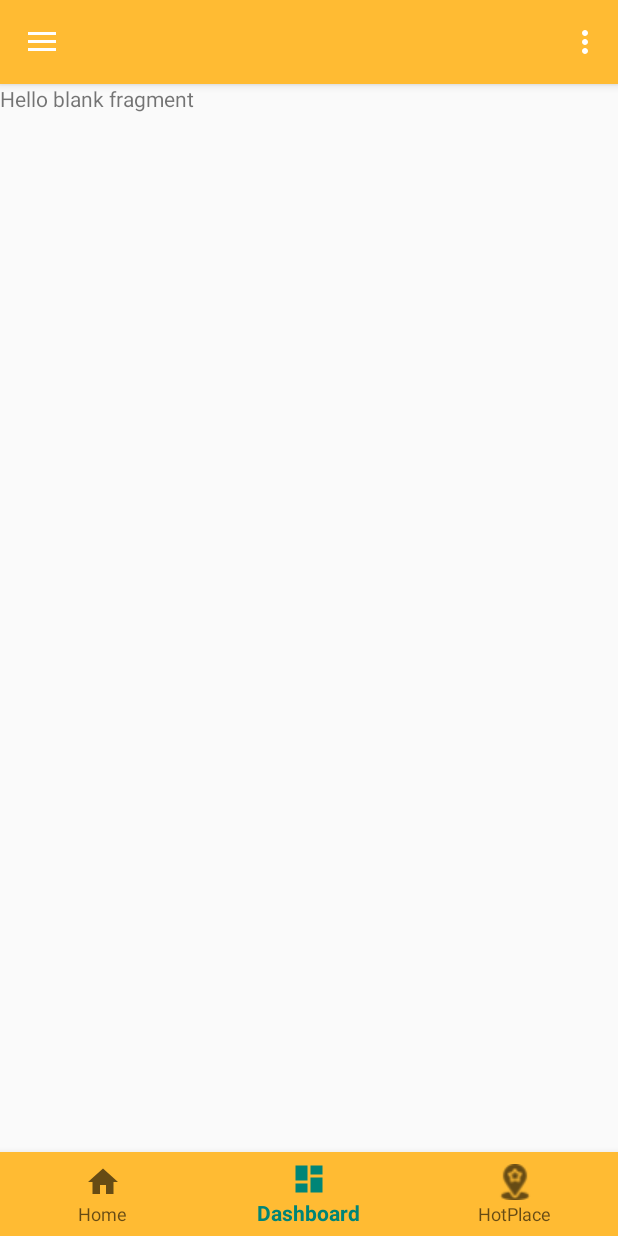
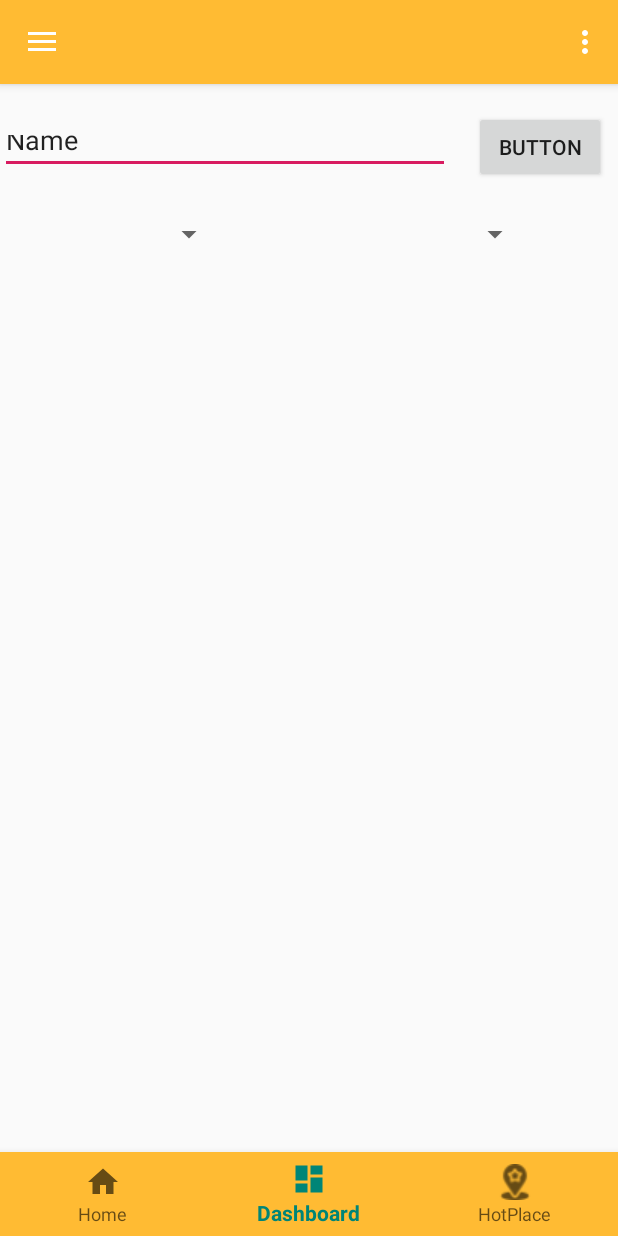
Before and after one commit to poohhh/HashTravel, an Android app: the screen it shows after launch (MainActivity), item 2 of the bottom bar chosen, on a phone screen of 412 x 824 dp. Run offline under Robolectric (Android 15) with nearby library versions, the phone set to English and light mode, and no system bars.

Commit message:
중간수정 합치기

```diff
--- a/app/src/main/java/edu/android/hashtravel/MainActivity.java
+++ b/app/src/main/java/edu/android/hashtravel/MainActivity.java
@@ -134,17 +134,17 @@ public class MainActivity extends AppCompatActivity
         // Handle navigation view item clicks here.
         int id = item.getItemId();
 
-        if (id == R.id.nav_home) {
+        if (id == R.id.nav_logIn) {
             // Handle the camera action
-        } else if (id == R.id.nav_gallery) {
+        } else if (id == R.id.nav_myRead) {
 
-        } else if (id == R.id.nav_slideshow) {
+        } else if (id == R.id.nav_favoriteCountry) {
 
-        } else if (id == R.id.nav_tools) {
+        } else if (id == R.id.nav_write) {
 
-        } else if (id == R.id.nav_share) {
+        } else if (id == R.id.nav_myInfo) {
 
-        } else if (id == R.id.nav_send) {
+        } else if (id == R.id.nav_notice) {
 
         }
 
--- a/app/src/main/res/layout/fragment_dashboard.xml
+++ b/app/src/main/res/layout/fragment_dashboard.xml
@@ -1,14 +1,78 @@
 <?xml version="1.0" encoding="utf-8"?>
 <FrameLayout xmlns:android="http://schemas.android.com/apk/res/android"
+    xmlns:app="http://schemas.android.com/apk/res-auto"
     xmlns:tools="http://schemas.android.com/tools"
     android:layout_width="match_parent"
     android:layout_height="match_parent"
     tools:context=".DashboardFragment">
 
-    <!-- TODO: Update blank fragment layout -->
-    <TextView
+    <android.support.constraint.ConstraintLayout
         android:layout_width="match_parent"
-        android:layout_height="match_parent"
-        android:text="@string/hello_blank_fragment" />
+        android:layout_height="match_parent">
 
+        <Spinner
+            android:id="@+id/spinner3"
+            android:layout_width="150dp"
+            android:layout_height="wrap_content"
+            android:layout_marginTop="88dp"
+            app:layout_constraintStart_toStartOf="parent"
+            app:layout_constraintTop_toTopOf="parent" />
+
+        <Spinner
+            android:id="@+id/spinner4"
+            android:layout_width="150dp"
+            android:layout_height="wrap_content"
+            android:layout_marginStart="8dp"
+            android:layout_marginEnd="8dp"
+            app:layout_constraintBottom_toBottomOf="@+id/spinner3"
+            app:layout_constraintEnd_toEndOf="parent"
+            app:layout_constraintHorizontal_bias="0.481"
+            app:layout_constraintStart_toEndOf="@+id/spinner3"
+            app:layout_constraintTop_toTopOf="@+id/spinner3" />
+
+        <EditText
+            android:id="@+id/editText3"
+            android:layout_width="300dp"
+            android:layout_height="36dp"
+            android:layout_marginTop="24dp"
+            android:ems="10"
+            android:inputType="textPersonName"
+            android:text="Name"
+            app:layout_constraintEnd_toEndOf="parent"
+            app:layout_constraintHorizontal_bias="0.0"
+            app:layout_constraintStart_toStartOf="parent"
+            app:layout_constraintTop_toTopOf="parent" />
+
+        <Button
+            android:id="@+id/button4"
+            android:layout_width="wrap_content"
+            android:layout_height="wrap_content"
+            android:layout_marginEnd="8dp"
+            android:text="Button"
+            app:layout_constraintBottom_toBottomOf="@+id/editText3"
+            app:layout_constraintEnd_toEndOf="parent"
+            app:layout_constraintTop_toTopOf="@+id/editText3" />
+
+        <android.support.constraint.Guideline
+            android:id="@+id/guideline7"
+            android:layout_width="wrap_content"
+            android:layout_height="wrap_content"
+            android:orientation="horizontal"
+            app:layout_constraintGuide_percent="0.2" />
+
+        <android.support.v7.widget.RecyclerView
+            android:id="@+id/recyclerView"
+            android:layout_width="395dp"
+            android:layout_height="514dp"
+            android:layout_marginStart="8dp"
+            android:layout_marginTop="8dp"
+            android:layout_marginEnd="8dp"
+            app:layout_constraintBottom_toBottomOf="parent"
+            app:layout_constraintEnd_toEndOf="parent"
+            app:layout_constraintHorizontal_bias="0.0"
+            app:layout_constraintStart_toStartOf="parent"
+            app:layout_constraintTop_toTopOf="@+id/guideline7"
+            app:layout_constraintVertical_bias="0.0" />
+
+    </android.support.constraint.ConstraintLayout>
 </FrameLayout>
--- a/app/src/main/res/layout/nav_header_main.xml
+++ b/app/src/main/res/layout/nav_header_main.xml
@@ -24,13 +24,8 @@
         android:layout_width="match_parent"
         android:layout_height="wrap_content"
         android:paddingTop="@dimen/nav_header_vertical_spacing"
-        android:text="@string/nav_header_title"
+        android:textSize="30dp"
+        android:text="#HashTravel"
         android:textAppearance="@style/TextAppearance.AppCompat.Body1" />
 
-    <TextView
-        android:id="@+id/textView"
-        android:layout_width="wrap_content"
-        android:layout_height="wrap_content"
-        android:text="@string/nav_header_subtitle" />
-
 </LinearLayout>
--- a/app/src/main/res/menu/activity_main_drawer.xml
+++ b/app/src/main/res/menu/activity_main_drawer.xml
@@ -5,34 +5,29 @@
 
     <group android:checkableBehavior="single">
         <item
-            android:id="@+id/nav_home"
-            android:icon="@drawable/ic_menu_camera"
-            android:title="@string/menu_home" />
+            android:id="@+id/nav_logIn"
+            android:icon="@drawable/log_in"
+            android:title="로그인" />
         <item
-            android:id="@+id/nav_gallery"
-            android:icon="@drawable/ic_menu_gallery"
-            android:title="@string/menu_gallery" />
+            android:id="@+id/nav_myRead"
+            android:icon="@drawable/my_read"
+            android:title="내 글 보기" />
         <item
-            android:id="@+id/nav_slideshow"
-            android:icon="@drawable/ic_menu_slideshow"
-            android:title="@string/menu_slideshow" />
+            android:id="@+id/nav_favoriteCountry"
+            android:icon="@drawable/favorite"
+            android:title="관심 국가" />
         <item
-            android:id="@+id/nav_tools"
-            android:icon="@drawable/ic_menu_manage"
-            android:title="@string/menu_tools" />
+            android:id="@+id/nav_write"
+            android:icon="@drawable/write"
+            android:title="글 쓰기" />
+        <item
+            android:id="@+id/nav_myInfo"
+            android:icon="@drawable/my_info"
+            android:title="내 정보" />
+        <item
+            android:id="@+id/nav_notice"
+            android:icon="@drawable/notice"
+            android:title="공지사항" />
     </group>
 
-    <item android:title="Communicate">
-        <menu>
-            <item
-                android:id="@+id/nav_share"
-                android:icon="@drawable/ic_menu_share"
-                android:title="@string/menu_share" />
-            <item
-                android:id="@+id/nav_send"
-                android:icon="@drawable/ic_menu_send"
-                android:title="@string/menu_send" />
-        </menu>
-    </item>
-
 </menu>
--- a/app/src/main/res/values/strings.xml
+++ b/app/src/main/res/values/strings.xml
@@ -6,6 +6,7 @@
     <string name="nav_header_subtitle">android.studio@android.com</string>
     <string name="nav_header_desc">Navigation header</string>
     <string name="action_settings">Settings</string>
+
 
     <string name="menu_home">Home</string>
     <string name="menu_gallery">Gallery</string>
```
